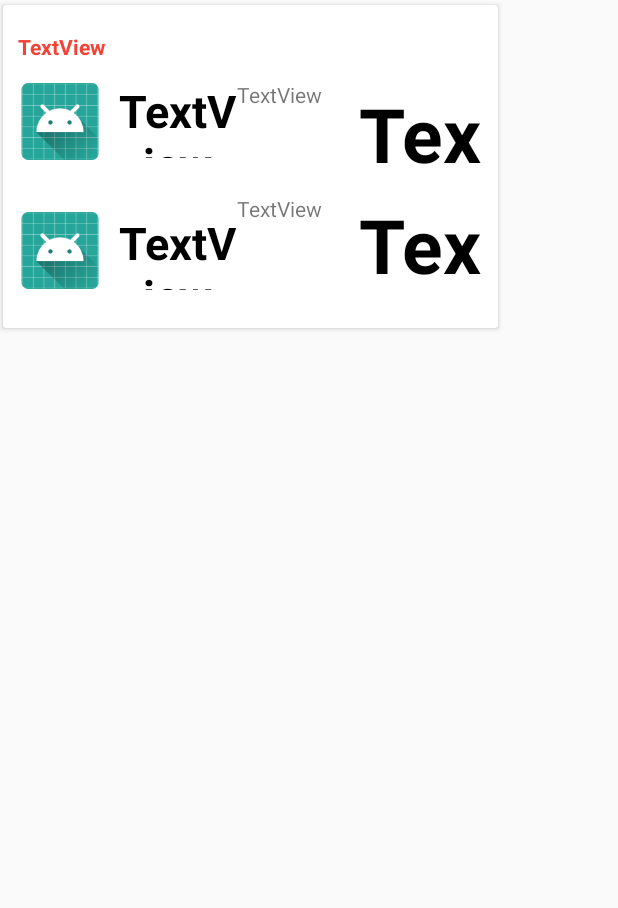
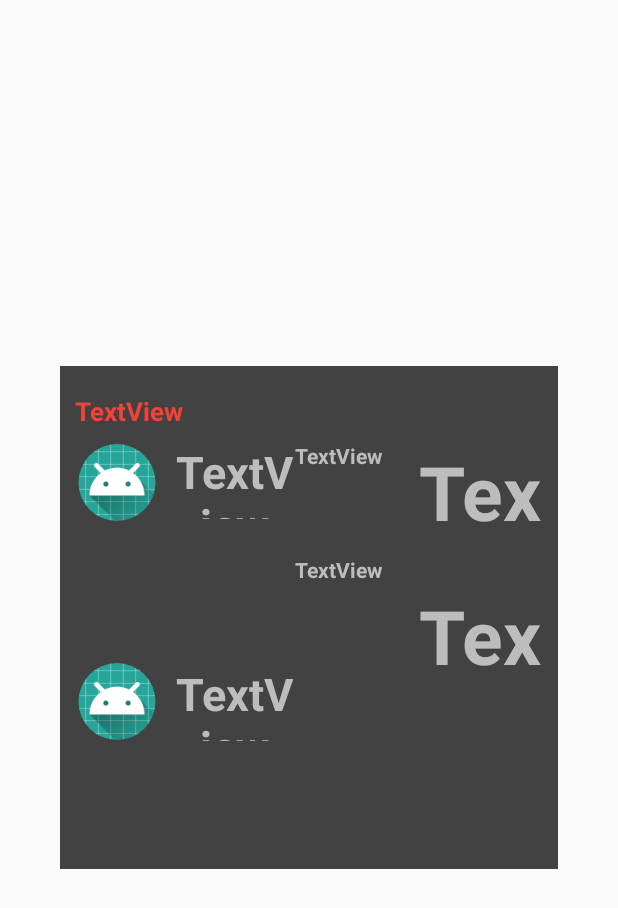
Before and after one commit to jimontgomery808/Hoops, an Android app: the layout single_scoreboard.xml on its own in the app's theme, with its tools: preview values and no code run, on a phone screen of 412 x 824 dp. Shown: the top 908 px of the screen. Run offline under Robolectric (Android 15) with nearby library versions, the phone set to English and light mode, and no system bars.

```diff
--- a/app/build.gradle
+++ b/app/build.gradle
@@ -4,7 +4,7 @@ android {
     compileSdkVersion 26
     defaultConfig {
         applicationId "com.example.josh.hoops"
-        minSdkVersion 17
+        minSdkVersion 21
         targetSdkVersion 26
         versionCode 1
         versionName "1.0"
@@ -27,5 +27,7 @@ dependencies {
     androidTestImplementation 'com.android.support.test.espresso:espresso-core:3.0.1'
     compile 'com.android.volley:volley:1.0.0'
     compile 'com.android.support:recyclerview-v7:26.1.0'
-    compile 'com.android.support:cardview-v7:21.0.+'
+    compile 'com.android.support:cardview-v7:26.1.0+'
+    compile 'de.hdodenhof:circleimageview:2.1.0'
+    compile 'com.squareup.picasso:picasso:2.5.2'
 }
--- a/app/src/main/AndroidManifest.xml
+++ b/app/src/main/AndroidManifest.xml
@@ -6,6 +6,8 @@
     <uses-permission android:name="android.permission.ACCESS_NETWORK_STATE"/>
 
     <application
+        android:hardwareAccelerated="false"
+        android:largeHeap="true"
         android:allowBackup="true"
         android:icon="@mipmap/ic_launcher"
         android:label="@string/app_name"
--- a/app/src/main/res/layout/single_scoreboard.xml
+++ b/app/src/main/res/layout/single_scoreboard.xml
@@ -1,21 +1,30 @@
 <?xml version="1.0" encoding="utf-8"?>
-<android.support.v7.widget.CardView
+<LinearLayout
     xmlns:android="http://schemas.android.com/apk/res/android"
     xmlns:tools="http://schemas.android.com/tools"
     android:layout_width="wrap_content"
     android:layout_height="wrap_content"
     xmlns:app="http://schemas.android.com/apk/res-auto"
+    android:layout_gravity="center">
+
+<android.support.v7.widget.CardView
+    android:layout_width="match_parent"
+    android:layout_height="wrap_content"
     app:cardUseCompatPadding="true"
-    app:cardPreventCornerOverlap="false">
+    app:cardPreventCornerOverlap="false"
+    app:cardElevation="5dp"
+
+    android:background="@color/text_dark">
 
 <android.support.constraint.ConstraintLayout
     xmlns:android="http://schemas.android.com/apk/res/android"
     xmlns:app="http://schemas.android.com/apk/res-auto"
     xmlns:tools="http://schemas.android.com/tools"
     android:layout_width="match_parent"
-    android:layout_height="match_parent">
+    android:layout_height="match_parent"
+    android:background="@color/text_dark">
 
-    <ImageView
+    <de.hdodenhof.circleimageview.CircleImageView
         android:id="@+id/hTeamLogo"
         android:layout_width="60dp"
         android:layout_height="51dp"
@@ -36,7 +45,7 @@
         android:textSize="30sp"
         android:textStyle="bold"
         android:textAlignment="center"
-        android:textColor="@color/text_dark"
+        android:textColor="@color/text_light"
         app:layout_constraintEnd_toEndOf="@+id/vTeamAbrv"
         app:layout_constraintStart_toStartOf="@+id/vTeamAbrv"
         app:layout_constraintTop_toTopOf="@+id/hTeamLogo"/>
@@ -48,6 +57,8 @@
         android:layout_marginTop="76dp"
         android:text="TextView"
         android:textAlignment="center"
+        android:textStyle="bold"
+        android:textColor="@color/text_light"
         app:layout_constraintEnd_toEndOf="@+id/vTeamRecord"
         app:layout_constraintStart_toStartOf="@+id/vTeamRecord"
         app:layout_constraintTop_toTopOf="@+id/guideline"/>
@@ -56,19 +67,19 @@
         android:id="@+id/hTeamScore"
         android:layout_width="87dp"
         android:layout_height="56dp"
-        android:layout_marginBottom="8dp"
+        android:layout_marginBottom="28dp"
         android:layout_marginTop="76dp"
         android:text="TextView"
         android:textAlignment="center"
+        android:textColor="@color/text_light"
         android:textSize="50sp"
         android:textStyle="bold"
-        android:textColor="@color/text_dark"
         app:layout_constraintBottom_toBottomOf="@+id/hTeamAbrv"
         app:layout_constraintEnd_toEndOf="@+id/vTeamScore"
         app:layout_constraintStart_toStartOf="@+id/vTeamScore"
         app:layout_constraintTop_toTopOf="@+id/guideline"/>
 
-    <ImageView
+    <de.hdodenhof.circleimageview.CircleImageView
         android:id="@+id/vTeamLogo"
         android:layout_width="60dp"
         android:layout_height="51dp"
@@ -86,7 +97,7 @@
         android:text="TextView"
         android:textSize="30sp"
         android:textStyle="bold"
-        android:textColor="@color/text_dark"
+        android:textColor="@color/text_light"
         android:textAlignment="center"
         app:layout_constraintStart_toEndOf="@+id/vTeamLogo"
         app:layout_constraintTop_toTopOf="@+id/guideline"/>
@@ -97,6 +108,8 @@
         android:layout_height="wrap_content"
         android:text="TextView"
         android:textAlignment="center"
+        android:textStyle="bold"
+        android:textColor="@color/text_light"
         app:layout_constraintStart_toEndOf="@+id/vTeamAbrv"
         app:layout_constraintTop_toTopOf="@+id/guideline"/>
 
@@ -104,14 +117,14 @@
         android:id="@+id/vTeamScore"
         android:layout_width="89dp"
         android:layout_height="56dp"
-        android:layout_marginBottom="16dp"
+        android:layout_marginBottom="40dp"
         android:layout_marginEnd="8dp"
         android:layout_marginStart="20dp"
         android:text="TextView"
         android:textAlignment="center"
+        android:textColor="@color/text_light"
         android:textSize="50sp"
         android:textStyle="bold"
-        android:textColor="@color/text_dark"
         app:layout_constraintBottom_toTopOf="@+id/hTeamScore"
         app:layout_constraintEnd_toEndOf="parent"
         app:layout_constraintStart_toEndOf="@+id/vTeamRecord"
@@ -125,6 +138,7 @@
         android:layout_marginStart="10dp"
         android:text="TextView"
         android:textStyle="bold"
+        android:textSize="17sp"
         android:textColor="@color/clock"
         app:layout_constraintBottom_toTopOf="@+id/guideline"
         app:layout_constraintStart_toStartOf="parent"/>
@@ -138,3 +152,4 @@
 
     </android.support.constraint.ConstraintLayout>
 </android.support.v7.widget.CardView>
+</LinearLayout>
--- a/app/src/main/res/values/colors.xml
+++ b/app/src/main/res/values/colors.xml
@@ -1,8 +1,14 @@
 <?xml version="1.0" encoding="utf-8"?>
 <resources>
-    <color name="colorPrimary">#3F51B5</color>
-    <color name="colorPrimaryDark">#303F9F</color>
-    <color name="colorAccent">#FF4081</color>
+    <color name="colorPrimary">#616161</color>616161
+    <color name="colorPrimaryDark">#9E9E9E</color>
+    <color name="primary_light">#F5F5F5</color>
+    <color name="colorAccent">#03A9F4</color>
     <color name="clock">#F44336</color>
-    <color name="text_dark">#000000</color>
+    <color name="text_dark">#424242</color>
+    <color name="text_accent">#03A9F4</color>
+    <color name="background">#212121</color>
+    <color name="text_light">#BDBDBD</color>
+
+
 </resources>
```
Also changed, not shown: app/src/main/java/com/example/josh/hoops/CurrentGames.java (+15 -39 lines), app/src/main/java/com/example/josh/hoops/ScoreboardAdapter.java (+102 -1 lines), app/src/main/res/drawable/cardview_border.xml (added, +10 -0 lines), app/src/main/res/layout/activity_current_games.xml (+44 -1 lines).
